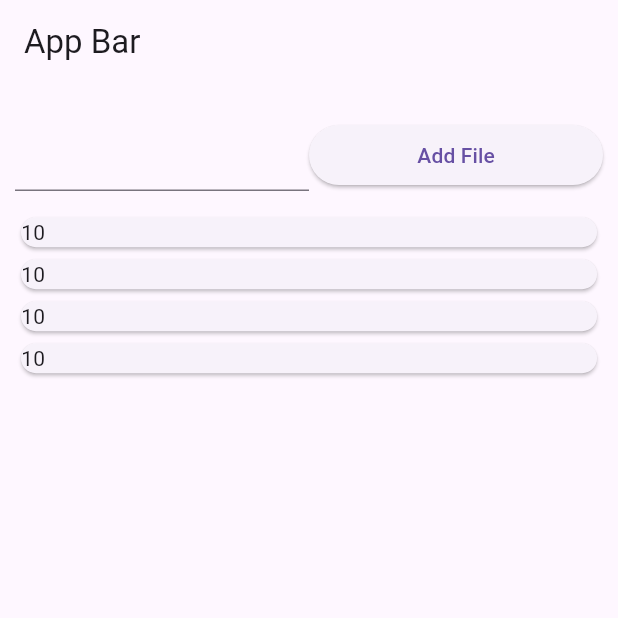
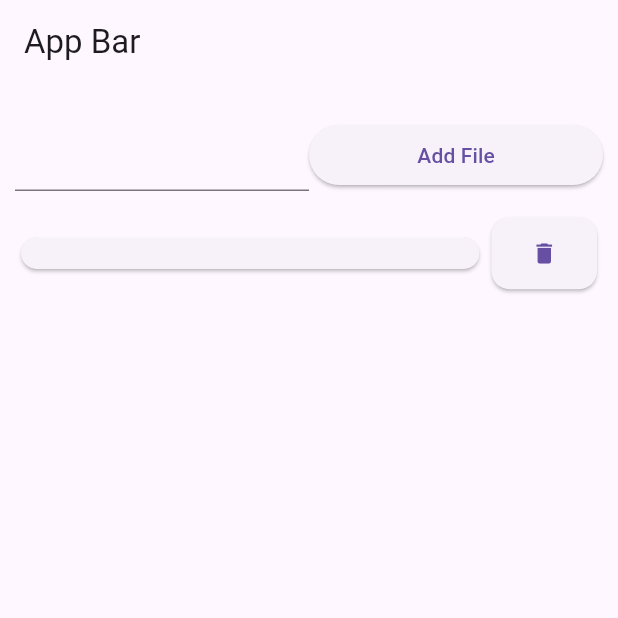
Before and after one commit to amitbd599/todo_flutter, a Flutter app: the screen it shows after launch, after a tap on "Add File", on a phone screen of 412 x 824 dp, the top half of it. Run offline on Flutter 3.47's test engine with Material 3 defaults, Android fonts, the phone set to English and light mode, and no system bars.

Commit message:
Update ToDoPage.dart

```diff
--- a/lib/ToDoPage.dart
+++ b/lib/ToDoPage.dart
@@ -10,12 +10,31 @@ class TodoPage extends StatefulWidget {
 }
 
 class ToDoPageView extends State<TodoPage> {
-  List Todolist = [
-    {"a": "ee"},
-    {"a": "ee"},
-    {"a": "ee"},
-    {"a": "ee"},
-  ];
+  List toDoList = [];
+
+  String item = "";
+
+  myInputOnChange(value) {
+    setState(() {
+      item = value;
+    });
+  }
+
+  addItem() {
+    setState(() {
+      toDoList.add({"item": item});
+      item = "";
+    });
+  }
+
+  removeItem(index) {
+    setState(() {
+      toDoList.removeAt(index);
+    });
+  }
+
+
+
   @override
   Widget build(BuildContext context) {
     return Scaffold(
@@ -23,17 +42,25 @@ class ToDoPageView extends State<TodoPage> {
         title: Text("App Bar"),
       ),
       body: Container(
-        padding: EdgeInsets.all(10),
+        padding: const EdgeInsets.all(10),
         child: Column(
           children: [
             Expanded(
               flex: 10,
               child: Row(
                 children: [
-                  Expanded(child: TextFormField()),
+                  Expanded(
+                      child: TextFormField(
+                    onChanged: (value) {
+                      myInputOnChange(value);
+                    },
+                    initialValue: item,
+                  )),
                   Expanded(
                       child: ElevatedButton(
-                    onPressed: () {},
+                    onPressed: () {
+                      addItem();
+                    },
                     child: Text("Add File"),
                   ))
                 ],
@@ -42,10 +69,28 @@ class ToDoPageView extends State<TodoPage> {
             Expanded(
               flex: 90,
               child: ListView.builder(
-                  itemCount: Todolist.length,
+                  itemCount: toDoList.length,
                   itemBuilder: (context, index) {
-                    return Card(
-                      child: Text("10"),
+                    return Row(
+                      children: [
+                        Expanded(
+                          flex: 80,
+                          child: Card(
+                            child: Text(toDoList[index]['item'].toString()),
+                          ),
+                        ),
+                        Expanded(
+                          flex: 20,
+                          child: Card(
+                            child: TextButton(
+                              onPressed: () {
+                                removeItem(index);
+                              },
+                              child: Icon(Icons.delete),
+                            ),
+                          ),
+                        ),
+                      ],
                     );
                   }),
             ),
```
